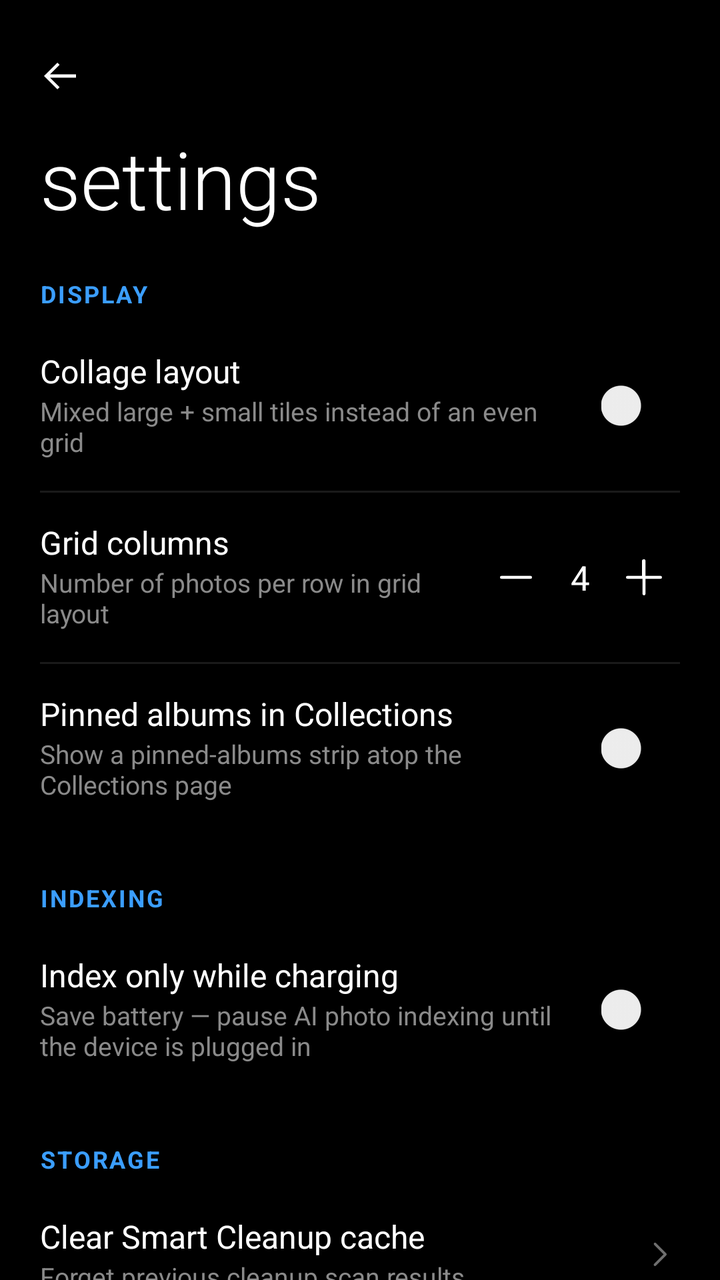
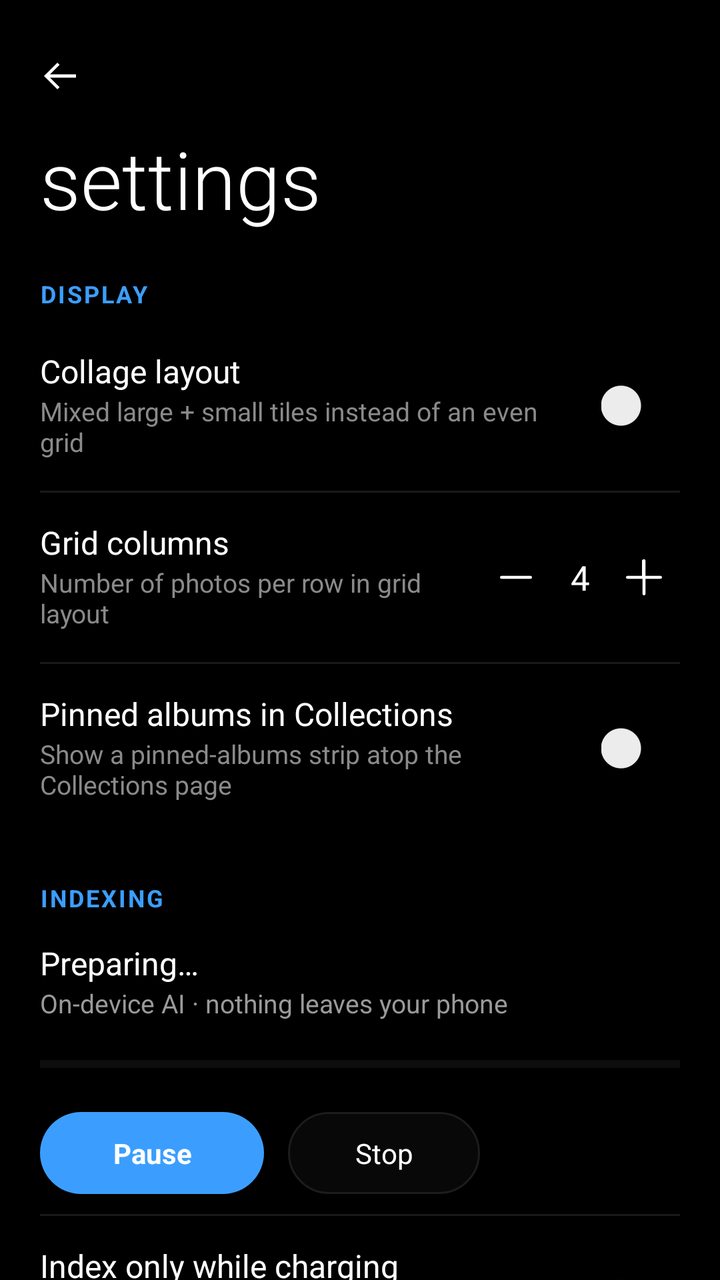

Before-and-after screenshots of an Android layout around one commit, followed by the original layout XML and the change that was made.
<!-- AndroidManifest.xml: application theme Theme.GallerySearch -->
<!-- res/layout/activity_settings.xml -->
<?xml version="1.0" encoding="utf-8"?>
<FrameLayout xmlns:android="http://schemas.android.com/apk/res/android"
    android:id="@+id/settingsRoot"
    android:layout_width="match_parent"
    android:layout_height="match_parent"
    android:background="#000000">

    <LinearLayout
        android:layout_width="match_parent"
        android:layout_height="match_parent"
        android:orientation="vertical">

        <FrameLayout
            android:id="@+id/topBar"
            android:layout_width="match_parent"
            android:layout_height="wrap_content"
            android:paddingTop="14dp"
            android:paddingBottom="6dp">

            <ImageButton
                android:id="@+id/backBtn"
                android:layout_width="48dp"
                android:layout_height="48dp"
                android:layout_gravity="start|center_vertical"
                android:layout_marginStart="6dp"
                android:background="?android:attr/selectableItemBackgroundBorderless"
                android:contentDescription="Back"
                android:padding="12dp"
                android:src="@drawable/ic_fluent_back_24_regular"
                android:tint="#FFFFFF" />
        </FrameLayout>

        <ScrollView
            android:layout_width="match_parent"
            android:layout_height="match_parent"
            android:scrollbars="none">

            <LinearLayout
                android:layout_width="match_parent"
                android:layout_height="wrap_content"
                android:orientation="vertical"
                android:paddingStart="20dp"
                android:paddingEnd="20dp"
                android:paddingBottom="32dp">

                <TextView
                    android:layout_width="wrap_content"
                    android:layout_height="wrap_content"
                    android:fontFamily="sans-serif-light"
                    android:includeFontPadding="false"
                    android:text="settings"
                    android:textColor="#FFFFFF"
                    android:textSize="40sp" />

                
                <TextView
                    style="@style/SettingsSectionHeader"
                    android:text="DISPLAY" />

                <LinearLayout
                    android:id="@+id/rowCollage"
                    style="@style/SettingsRow">

                    <LinearLayout style="@style/SettingsRowText">

                        <TextView style="@style/SettingsRowTitle" android:text="Collage layout" />

                        <TextView
                            style="@style/SettingsRowSubtitle"
                            android:text="Mixed large + small tiles instead of an even grid" />
                    </LinearLayout>

                    <androidx.appcompat.widget.SwitchCompat
                        android:id="@+id/switchCollage"
                        android:layout_width="wrap_content"
                        android:layout_height="wrap_content"
                        android:clickable="false"
                        android:focusable="false" />
                </LinearLayout>

                <View style="@style/SettingsDivider" />

                <LinearLayout
                    android:id="@+id/rowGridColumns"
                    style="@style/SettingsRow">

                    <LinearLayout style="@style/SettingsRowText">

                        <TextView style="@style/SettingsRowTitle" android:text="Grid columns" />

                        <TextView
                            style="@style/SettingsRowSubtitle"
                            android:text="Number of photos per row in grid layout" />
                    </LinearLayout>

                    <ImageButton
                        android:id="@+id/colMinus"
                        android:layout_width="36dp"
                        android:layout_height="36dp"
                        android:background="?android:attr/selectableItemBackgroundBorderless"
                        android:contentDescription="Fewer columns"
                        android:padding="6dp"
                        android:src="@drawable/ic_fluent_subtract_24_regular"
                        android:tint="#FFFFFF" />

                    <TextView
                        android:id="@+id/colValue"
                        android:layout_width="28dp"
                        android:layout_height="wrap_content"
                        android:gravity="center"
                        android:text="4"
                        android:textColor="#FFFFFF"
                        android:textSize="17sp" />

                    <ImageButton
                        android:id="@+id/colPlus"
                        android:layout_width="36dp"
                        android:layout_height="36dp"
                        android:background="?android:attr/selectableItemBackgroundBorderless"
                        android:contentDescription="More columns"
                        android:padding="6dp"
                        android:src="@drawable/ic_fluent_add_24_regular"
                        android:tint="#FFFFFF" />
                </LinearLayout>

                <View style="@style/SettingsDivider" />

                <LinearLayout
                    android:id="@+id/rowPinned"
                    style="@style/SettingsRow">

                    <LinearLayout style="@style/SettingsRowText">

                        <TextView style="@style/SettingsRowTitle" android:text="Pinned albums in Collections" />

                        <TextView
                            style="@style/SettingsRowSubtitle"
                            android:text="Show a pinned-albums strip atop the Collections page" />
                    </LinearLayout>

                    <androidx.appcompat.widget.SwitchCompat
                        android:id="@+id/switchPinned"
                        android:layout_width="wrap_content"
                        android:layout_height="wrap_content"
                        android:clickable="false"
                        android:focusable="false" />
                </LinearLayout>

                
                <TextView
                    style="@style/SettingsSectionHeader"
                    android:text="INDEXING" />

                <LinearLayout
                    android:id="@+id/rowCharging"
                    style="@style/SettingsRow">

                    <LinearLayout style="@style/SettingsRowText">

                        <TextView style="@style/SettingsRowTitle" android:text="Index only while charging" />

                        <TextView
                            style="@style/SettingsRowSubtitle"
                            android:text="Save battery — pause AI photo indexing until the device is plugged in" />
                    </LinearLayout>

                    <androidx.appcompat.widget.SwitchCompat
                        android:id="@+id/switchCharging"
                        android:layout_width="wrap_content"
                        android:layout_height="wrap_content"
                        android:clickable="false"
                        android:focusable="false" />
                </LinearLayout>

                
                <TextView
                    style="@style/SettingsSectionHeader"
                    android:text="STORAGE" />

                <LinearLayout
                    android:id="@+id/rowClearCleanup"
                    style="@style/SettingsRow">

                    <LinearLayout style="@style/SettingsRowText">

                        <TextView style="@style/SettingsRowTitle" android:text="Clear Smart Cleanup cache" />

                        <TextView
                            style="@style/SettingsRowSubtitle"
                            android:text="Forget previous cleanup scan results" />
                    </LinearLayout>

                    <ImageView
                        android:layout_width="20dp"
                        android:layout_height="20dp"
                        android:contentDescription="@null"
                        android:src="@drawable/ic_fluent_chevron_right_24_regular"
                        android:tint="#6F6F6F" />
                </LinearLayout>

                
                <TextView
                    style="@style/SettingsSectionHeader"
                    android:text="ABOUT" />

                <LinearLayout style="@style/SettingsRow">

                    <LinearLayout style="@style/SettingsRowText">

                        <TextView style="@style/SettingsRowTitle" android:text="Deepix" />

                        <TextView
                            android:id="@+id/aboutVersion"
                            style="@style/SettingsRowSubtitle"
                            android:text="Version" />
                    </LinearLayout>
                </LinearLayout>

                <View style="@style/SettingsDivider" />

                <LinearLayout style="@style/SettingsRow">

                    <LinearLayout style="@style/SettingsRowText">

                        <TextView style="@style/SettingsRowTitle" android:text="On-device AI" />

                        <TextView
                            style="@style/SettingsRowSubtitle"
                            android:text="MobileCLIP-S2 · runs fully offline" />
                    </LinearLayout>
                </LinearLayout>
            </LinearLayout>
        </ScrollView>
    </LinearLayout>
</FrameLayout>
<!-- resources referenced by this layout -->
<resources>
  <!-- drawable ic_fluent_add_24_regular (drawable) -->
  <vector xmlns:android="http://schemas.android.com/apk/res/android"
      android:width="24dp"
      android:height="24dp"
      android:viewportWidth="24"
      android:viewportHeight="24">
      <path android:fillColor="#FFFFFFFF" android:pathData="M11.75,3a0.75,0.75 0,0 0,-0.75 0.75v7.5H3.75a0.75,0.75 0,0 0,0 1.5h7.5v7.5a0.75,0.75 0,0 0,1.5 0v-7.5h7.5a0.75,0.75 0,0 0,0 -1.5h-7.5v-7.5A0.75,0.75 0,0 0,11.75 3"/>
  </vector>
  <!-- drawable ic_fluent_back_24_regular (drawable) -->
  <vector xmlns:android="http://schemas.android.com/apk/res/android"
      android:width="24dp"
      android:height="24dp"
      android:viewportWidth="24"
      android:viewportHeight="24">
      <path android:fillColor="#FFFFFFFF" android:pathData="M10.7,5.3L4,12l6.7,6.7l1.1,-1.1L7,12.8h13v-1.6H7l4.8,-4.8z"/>
  </vector>
  <!-- drawable ic_fluent_chevron_right_24_regular (drawable) -->
  <vector xmlns:android="http://schemas.android.com/apk/res/android"
      android:width="24dp"
      android:height="24dp"
      android:viewportWidth="24"
      android:viewportHeight="24">
      <path
          android:fillColor="#FFFFFFFF"
          android:pathData="M8.47,4.22a0.75,0.75 0,0 0,0 1.06L14.19,11l-5.72,5.72a0.75,0.75 0,1 0,1.06 1.06l6.25,-6.25a0.75,0.75 0,0 0,0 -1.06L9.53,4.22a0.75,0.75 0,0 0,-1.06 0z" />
  </vector>
  <!-- drawable ic_fluent_subtract_24_regular (drawable) -->
  <vector xmlns:android="http://schemas.android.com/apk/res/android"
      android:width="24dp"
      android:height="24dp"
      android:viewportWidth="24"
      android:viewportHeight="24">
      <path
          android:fillColor="#FFFFFFFF"
          android:pathData="M4.75,11.25h14.5a0.75,0.75 0,0 1,0 1.5H4.75a0.75,0.75 0,0 1,0 -1.5z" />
  </vector>
  <style name="SettingsDivider">
          <item name="android:layout_width">match_parent</item>
          <item name="android:layout_height">1dp</item>
          <item name="android:background">#1A1A1A</item>
      </style>
  <style name="SettingsRowSubtitle">
          <item name="android:layout_width">wrap_content</item>
          <item name="android:layout_height">wrap_content</item>
          <item name="android:paddingTop">3dp</item>
          <item name="android:textColor">@color/metroTextSecondary</item>
          <item name="android:textSize">13sp</item>
          <item name="android:includeFontPadding">false</item>
      </style>
  <style name="SettingsRowText">
          <item name="android:layout_width">0dp</item>
          <item name="android:layout_height">wrap_content</item>
          <item name="android:layout_weight">1</item>
          <item name="android:orientation">vertical</item>
          <item name="android:paddingEnd">12dp</item>
      </style>
  <style name="SettingsRowTitle">
          <item name="android:layout_width">wrap_content</item>
          <item name="android:layout_height">wrap_content</item>
          <item name="android:textColor">@color/metroTextPrimary</item>
          <item name="android:textSize">16sp</item>
          <item name="android:includeFontPadding">false</item>
      </style>
  <color name="metroTextSecondary">#FF8A8A8A</color>
  <color name="metroTextPrimary">#FFFFFFFF</color>
  <color name="metroAccent">#FF3B9EFF</color>
  <color name="metroNavBar">#FF000000</color>
  <color name="metroStatusBar">#FF0A0A0A</color>
  <!-- unchanged entries left out for length: 3 -->
</resources>

<!-- the commit's change to res/layout/activity_settings.xml (unified diff, before → after) -->
@@ -151,6 +151,89 @@
                     style="@style/SettingsSectionHeader"
                     android:text="INDEXING" />
 
+                
+                <LinearLayout
+                    android:layout_width="match_parent"
+                    android:layout_height="wrap_content"
+                    android:orientation="vertical"
+                    android:paddingTop="10dp"
+                    android:paddingBottom="10dp">
+
+                    <TextView
+                        android:id="@+id/indexStatus"
+                        android:layout_width="match_parent"
+                        android:layout_height="wrap_content"
+                        android:includeFontPadding="false"
+                        android:text="Preparing…"
+                        android:textColor="#FFFFFF"
+                        android:textSize="16sp" />
+
+                    <TextView
+                        android:id="@+id/indexSubStatus"
+                        android:layout_width="match_parent"
+                        android:layout_height="wrap_content"
+                        android:includeFontPadding="false"
+                        android:paddingTop="3dp"
+                        android:text="On-device AI · nothing leaves your phone"
+                        android:textColor="#9A9A9A"
+                        android:textSize="13sp" />
+
+                    <ProgressBar
+                        android:id="@+id/indexProgress"
+                        style="?android:attr/progressBarStyleHorizontal"
+                        android:layout_width="match_parent"
+                        android:layout_height="wrap_content"
+                        android:layout_marginTop="14dp"
+                        android:max="100"
+                        android:progressBackgroundTint="#333333"
+                        android:progressTint="@color/metroAccent" />
+
+                    <LinearLayout
+                        android:layout_width="match_parent"
+                        android:layout_height="wrap_content"
+                        android:layout_marginTop="16dp"
+                        android:orientation="horizontal">
+
+                        <TextView
+                            android:id="@+id/btnIndexPrimary"
+                            android:layout_width="wrap_content"
+                            android:layout_height="wrap_content"
+                            android:background="@drawable/crop_search_pill"
+                            android:clickable="true"
+                            android:focusable="true"
+                            android:minWidth="112dp"
+                            android:paddingStart="24dp"
+                            android:paddingTop="11dp"
+                            android:paddingEnd="24dp"
+                            android:paddingBottom="11dp"
+                            android:text="Pause"
+                            android:textAlignment="center"
+                            android:textColor="#FFFFFF"
+                            android:textSize="14sp"
+                            android:textStyle="bold" />
+
+                        <TextView
+                            android:id="@+id/btnIndexStop"
+                            android:layout_width="wrap_content"
+                            android:layout_height="wrap_content"
+                            android:layout_marginStart="12dp"
+                            android:background="@drawable/pill_bg"
+                            android:clickable="true"
+                            android:focusable="true"
+                            android:minWidth="96dp"
+                            android:paddingStart="24dp"
+                            android:paddingTop="11dp"
+                            android:paddingEnd="24dp"
+                            android:paddingBottom="11dp"
+                            android:text="Stop"
+                            android:textAlignment="center"
+                            android:textColor="#FFFFFF"
+                            android:textSize="14sp" />
+                    </LinearLayout>
+                </LinearLayout>
+
+                <View style="@style/SettingsDivider" />
+
                 <LinearLayout
                     android:id="@+id/rowCharging"
                     style="@style/SettingsRow">
<!-- resource entries referenced after the edit -->
@@ -36,6 +36,16 @@
           android:fillColor="#FFFFFFFF"
           android:pathData="M4.75,11.25h14.5a0.75,0.75 0,0 1,0 1.5H4.75a0.75,0.75 0,0 1,0 -1.5z" />
   </vector>
+  <!-- drawable pill_bg (drawable) -->
+  <?xml version="1.0" encoding="utf-8"?>
+  <shape xmlns:android="http://schemas.android.com/apk/res/android"
+      android:shape="rectangle">
+      <corners android:radius="26dp" />
+      <solid android:color="#D90A0A0A" />
+      <stroke
+          android:width="1dp"
+          android:color="@color/metroBgSurface" />
+  </shape>
   <style name="SettingsDivider">
           <item name="android:layout_width">match_parent</item>
           <item name="android:layout_height">1dp</item>
@@ -63,9 +73,17 @@
           <item name="android:textSize">16sp</item>
           <item name="android:includeFontPadding">false</item>
       </style>
+  <color name="metroBgSurface">#FF1C1C1C</color>
   <color name="metroTextSecondary">#FF8A8A8A</color>
   <color name="metroTextPrimary">#FFFFFFFF</color>
   <color name="metroAccent">#FF3B9EFF</color>
+  <!-- drawable crop_search_pill (drawable) -->
+  <?xml version="1.0" encoding="utf-8"?>
+  <shape xmlns:android="http://schemas.android.com/apk/res/android"
+      android:shape="rectangle">
+      <corners android:radius="22dp" />
+      <solid android:color="@color/metroAccent" />
+  </shape>
   <color name="metroNavBar">#FF000000</color>
   <color name="metroStatusBar">#FF0A0A0A</color>
   <!-- unchanged entries left out for length: 3 -->
